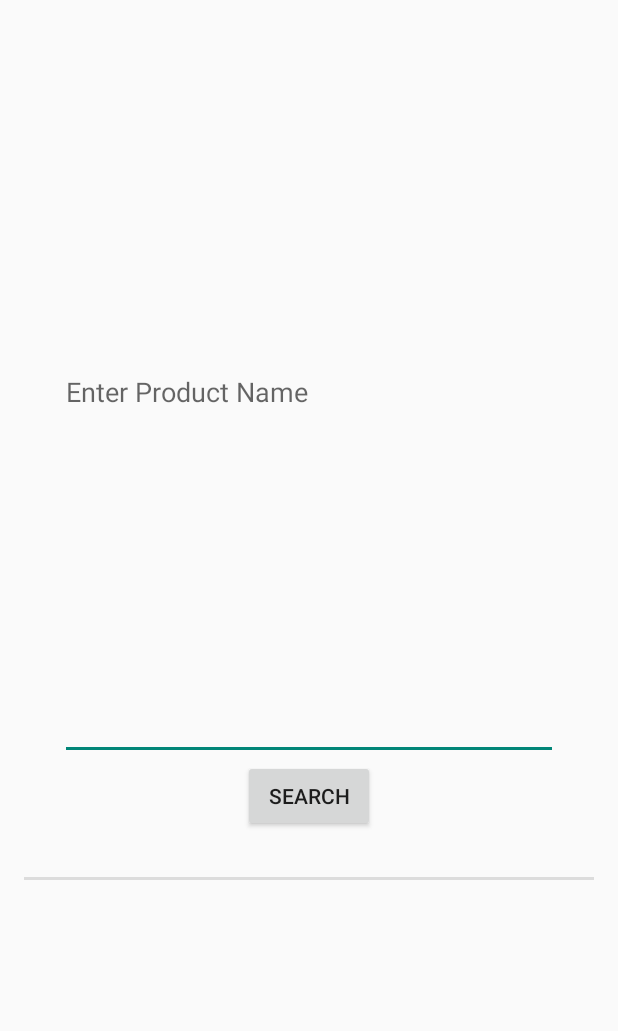
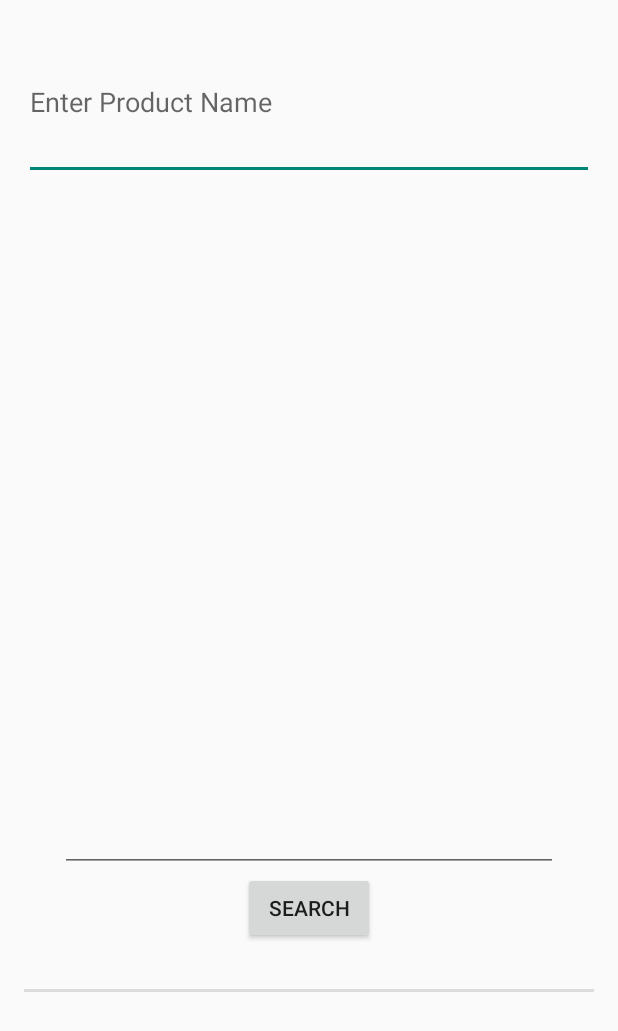
Before and after one commit to garciaac01/acs560_course_project, an Android app: the SearchDealsActivity screen opened directly, with no data from a screen before it, after a tap on "SEARCH", on a phone screen of 412 x 824 dp. Shown: the top 1031 px of the screen. Run offline under Robolectric (Android 15) with nearby library versions, the light colour scheme and no system bars; 1 statement that could not run was skipped.

Commit message:
Renamed SearchActivity2 to SearchDealsActivity. Enabled searching Deals by name. However, multiple-word searches not enabled.

```diff
--- a/My EZ Shopper/app/src/main/AndroidManifest.xml
+++ b/My EZ Shopper/app/src/main/AndroidManifest.xml
@@ -27,7 +27,7 @@
             android:label="Product Search" >
         </activity>
         <activity
-            android:name=".SearchActivity2"
+            android:name=".SearchDealsActivity"
             android:label="Product Search" >
         </activity>
         <activity
--- a/My EZ Shopper/app/src/main/java/com/ipfw/myezshopper/ProfileActivity.java
+++ b/My EZ Shopper/app/src/main/java/com/ipfw/myezshopper/ProfileActivity.java
@@ -117,7 +117,7 @@ public class ProfileActivity extends Activity {
         startProductActivity.setOnClickListener(new View.OnClickListener() {
             @Override
             public void onClick(View v) {
-                Intent i = new Intent(ProfileActivity.this, SearchActivity2.class);
+                Intent i = new Intent(ProfileActivity.this, SearchDealsActivity.class);
                 startActivity(i);
             }
         });
--- a/My EZ Shopper/app/src/main/java/com/ipfw/myezshopper/SearchActivity2.java
+++ b/My EZ Shopper/app/src/main/java/com/ipfw/myezshopper/SearchDealsActivity.java
@@ -29,19 +29,21 @@ import java.net.URL;
 
 //import android.support.v7.app.AppCompatActivity;
 
-public class SearchActivity2 extends Activity {
+public class SearchDealsActivity extends Activity {
 
+    EditText txtName;
     EditText productText;
     Button searchButton;
     private TextView tvResponse;
     SharedPreferences pref;
-    String token, TAG = "SearchActivity2";
+    String token, TAG = "SearchDealsActivity";
 
     @Override
     protected void onCreate(Bundle savedInstanceState) {
         super.onCreate(savedInstanceState);
         setContentView(R.layout.activity_search2);
 
+        txtName = (EditText) findViewById(R.id.txtName);
         productText = (EditText) findViewById(R.id.product);
         searchButton = (Button) findViewById(R.id.search_button);
         tvResponse = (TextView) findViewById(R.id.database_response);
@@ -50,7 +52,13 @@ public class SearchActivity2 extends Activity {
 
             @Override
             public void onClick(View v) {
-                new JSONTask().execute("http://52.91.100.201:8080/user");
+
+                String inputText = txtName.getText().toString();
+                //TODO tokenize text
+
+                String URL = "http://52.91.100.201:8080/deal?name=" + inputText;
+
+                new JSONTask().execute(URL);
 
             }
         });//end setOnclickListener
@@ -88,7 +96,9 @@ public class SearchActivity2 extends Activity {
                 for (int i = 0; i < parentArray.length(); i++)
                 {
                     JSONObject obj = parentArray.getJSONObject(i);
-                    builtString += obj.getString("name") + " " + obj.getString("password") + " ";
+                    builtString += obj.getString("name") + " " + obj.getDouble("price") + " " +
+                            obj.getString("storeName") + " " + obj.get("expirationDate") + " " +
+                            obj.get("description") + " " + obj.get("category") + "\n";
                 }
                 return builtString;
 
@@ -118,7 +128,7 @@ public class SearchActivity2 extends Activity {
         @Override
         protected void onPostExecute(String result) {
             super.onPostExecute(result);
-            tvResponse.setText(result.toString());
+            productText.setText(result.toString());
         }
     }
 
--- a/My EZ Shopper/app/src/main/res/layout/activity_search2.xml
+++ b/My EZ Shopper/app/src/main/res/layout/activity_search2.xml
@@ -11,13 +11,20 @@
     android:weightSum="1">
 
     <EditText
+        android:layout_width="match_parent"
+        android:layout_height="wrap_content"
+        android:id="@+id/txtName"
+        android:hint="@string/search_hint"
+        android:layout_weight="0.1" />
+
+
+    <EditText
         android:layout_width="fill_parent"
         android:layout_height="80dp"
         android:layout_gravity="center"
         android:layout_marginLeft="24dp"
         android:layout_marginRight="24dp"
         android:id="@+id/product"
-        android:hint="@string/search_hint"
         android:layout_weight="0.65" />
 
     <Button
```
